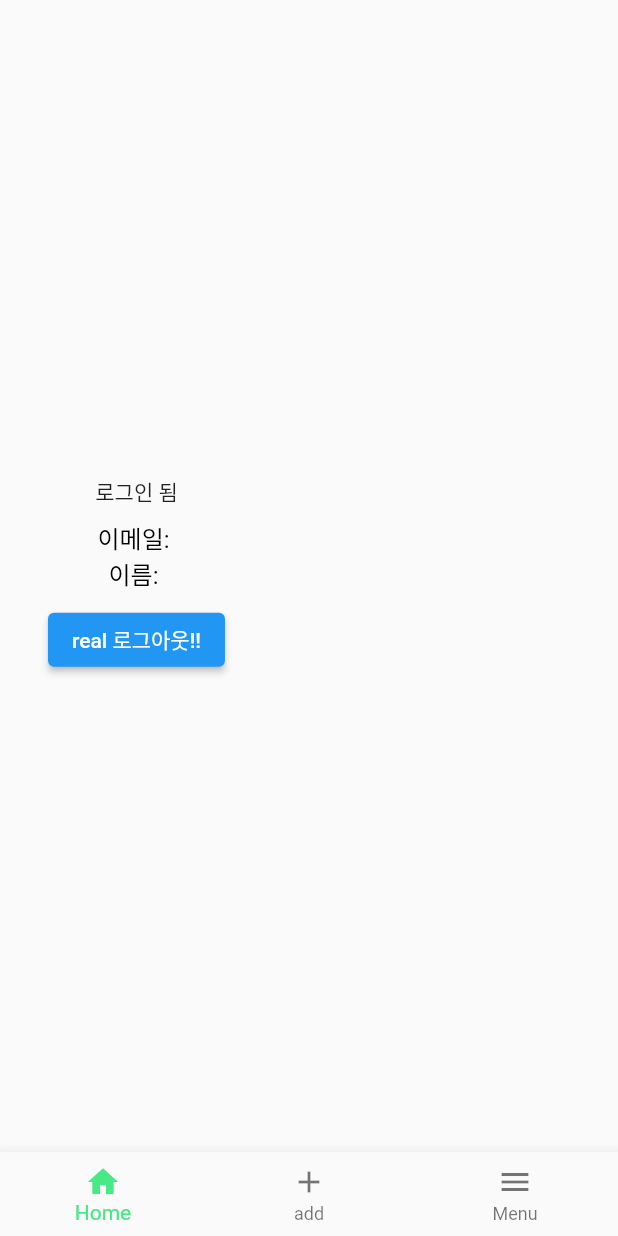
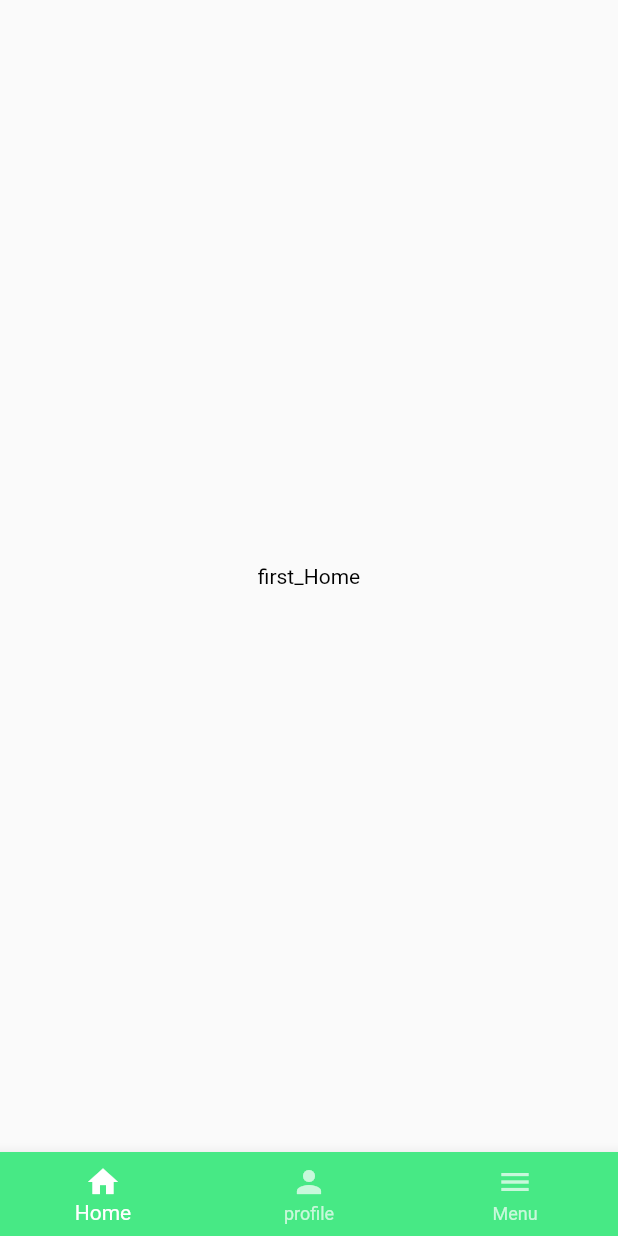
Before and after one commit to junyongcho1/yong_project, a Flutter app: the screen it shows once a user with an empty profile is signed in, on a phone screen of 412 x 824 dp. Run offline on Flutter 3.47's test engine with Material 2 defaults, Android fonts, the light colour scheme and no system bars; our stand-ins replace cloud_firestore, firebase_auth, firebase_core, google_sign_in, logger; missing offline and left inert: kakao_flutter_sdk_user; accounts and stored records are empty.

Commit message:
bottom navigation bar 확정

```diff
--- a/lib/page/home_screen.dart
+++ b/lib/page/home_screen.dart
@@ -1,13 +1,16 @@
 import 'package:flutter/material.dart';
-import 'package:flutter/src/widgets/framework.dart';
-import 'package:flutter/src/widgets/placeholder.dart';
-import 'package:firebase_auth/firebase_auth.dart';
-import 'package:google_sign_in/google_sign_in.dart';
-import 'package:yong_project/logout/signout.dart';
-import 'package:yong_project/page/new_screen.dart';
-import 'package:yong_project/services/google_service.dart';
-import 'package:yong_project/services/kakao_login.dart';
-import 'package:yong_project/services/kakao_main_view.dart';
+//import 'package:flutter/src/widgets/framework.dart';
+//import 'package:flutter/src/widgets/placeholder.dart';
+//import 'package:firebase_auth/firebase_auth.dart';
+//import 'package:google_sign_in/google_sign_in.dart';
+//import 'package:yong_project/logout/signout.dart';
+//import 'package:yong_project/page/new_screen.dart';
+import 'package:yong_project/screen/first_screen.dart';
+import 'package:yong_project/screen/second_screen.dart';
+import 'package:yong_project/screen/thrid_screen.dart';
+//import 'package:yong_project/services/google_service.dart';
+// import 'package:yong_project/services/kakao_login.dart';
+// import 'package:yong_project/services/kakao_main_view.dart';
 import 'package:yong_project/startpage.dart';
 
 class HomeScreen extends StatefulWidget {
@@ -18,87 +21,61 @@ class HomeScreen extends StatefulWidget {
 }
 
 class _HomeScreenState extends State<HomeScreen> {
-  final viewModel = MAinViewModel(KakaoLoginUp());
+  //final viewModel = MAinViewModel(KakaoLoginUp());
+  int currentIndex = 0;
+  final screens = [
+    FirstScreen(),
+    SecondScreen(),
+    ThirdScreen(),
+  ];
   @override
   Widget build(BuildContext context) {
-    final user = FirebaseAuth.instance.currentUser!;
-    Signout _signout = Signout();
+    // final user = FirebaseAuth.instance.currentUser!;
+    // Signout _signout = Signout();
     return Scaffold(
-      body: Padding(
-        padding: EdgeInsets.all(32),
-        child: Column(
-          mainAxisAlignment: MainAxisAlignment.center,
-          children: [
-            Text('로그인 됨'),
-            SizedBox(
-              height: 8,
-            ),
-            // CircleAvatar(
-            //   radius: 40,
-            //   backgroundImage: NetworkImage(user.photoURL!),
-            // ),
-            // SizedBox(
-            //   height: 8,
-            // ),
-            // Text(
-            //   '이름: ' + user.displayName!,
-            //   style: TextStyle(color: Colors.white, fontSize: 16),
-            // ),
-            // SizedBox(
-            //   height: 8,
-            // ),
-            Text(
-              '이메일: ' + user.email!,
-              style: TextStyle(color: Colors.black, fontSize: 16),
-            ),
-            Text(
-              '이름: ' + user.displayName!,
-              style: TextStyle(color: Colors.black, fontSize: 16),
-            ),
-
-            SizedBox(
-              height: 8,
-            ),
-            ElevatedButton(
-                onPressed: () {
-                  _signout.signout();
-                  Navigator.pushReplacement(context,
-                      MaterialPageRoute(builder: (context) => StartPage()));
-                  // signOut();
-                },
-                child: Text('real 로그아웃!!'))
-          ],
-        ),
-      ),
+      body: screens[currentIndex],
+      ////////////bottom navigation bar////////////////////
       bottomNavigationBar: BottomNavigationBar(
-        onTap: (value) {
-          switch (value) {
-            case 0:
-              Navigator.push(
-                context,
-                MaterialPageRoute(builder: (context) => NewScreen()),
-              );
-              break;
-            case 1:
-              Navigator.push(
-                context,
-                MaterialPageRoute(builder: (context) => NewScreen()),
-              );
-              break;
-            case 2:
-              Navigator.push(
-                context,
-                MaterialPageRoute(builder: (context) => NewScreen()),
-              );
-              break;
-          }
+        type: BottomNavigationBarType.fixed,
+        backgroundColor: Color.fromARGB(255, 71, 233, 133),
+        selectedItemColor: Colors.white,
+        unselectedItemColor: Colors.white70,
+        currentIndex: currentIndex,
+        onTap: (index) {
+          setState(() {
+            print(index);
+            currentIndex = index;
+          });
+          // print(index);
+          // switch (index) {
+          //   case 0:
+          //     currentIndex;
+          //     // Navigator.push(
+          //     //   context,
+          //     //   MaterialPageRoute(builder: (context) => HomeScreen()),
+          //     // );
+          //     break;
+          //   case 1:
+          //     currentIndex;
+          //     // Navigator.push(
+          //     //   context,
+          //     //   MaterialPageRoute(builder: (context) => NewScreen()),
+          //     // );
+          //     break;
+          //   case 2:
+          //     currentIndex;
+          //     // Navigator.push(
+          //     //   context,
+          //     //   MaterialPageRoute(builder: (context) => NewScreen()),
+          //     // );
+          //     break;
+          // }
         },
         items: const <BottomNavigationBarItem>[
           BottomNavigationBarItem(icon: Icon(Icons.home), label: 'Home'),
-          BottomNavigationBarItem(icon: Icon(Icons.add), label: 'add'),
+          BottomNavigationBarItem(icon: Icon(Icons.person), label: 'profile'),
           BottomNavigationBarItem(icon: Icon(Icons.menu), label: 'Menu'),
         ],
-        selectedItemColor: Color.fromARGB(255, 71, 233, 133),
       ),
     );
   }
--- /dev/null
+++ b/lib/screen/first_screen.dart
@@ -0,0 +1,22 @@
+import 'package:flutter/material.dart';
+
+class FirstScreen extends StatefulWidget {
+  const FirstScreen({super.key});
+
+  @override
+  State<FirstScreen> createState() => _FirstScreenState();
+}
+
+class _FirstScreenState extends State<FirstScreen> {
+  @override
+  Widget build(BuildContext context) {
+    return Scaffold(
+      body: Center(
+        child: Text(
+          'first_Home',
+          style: TextStyle(color: Colors.black),
+        ),
+      ),
+    );
+  }
+}
```
Also changed, not shown: lib/screen/second_screen.dart (added, +66 -0 lines), lib/screen/thrid_screen.dart (added, +66 -0 lines).
